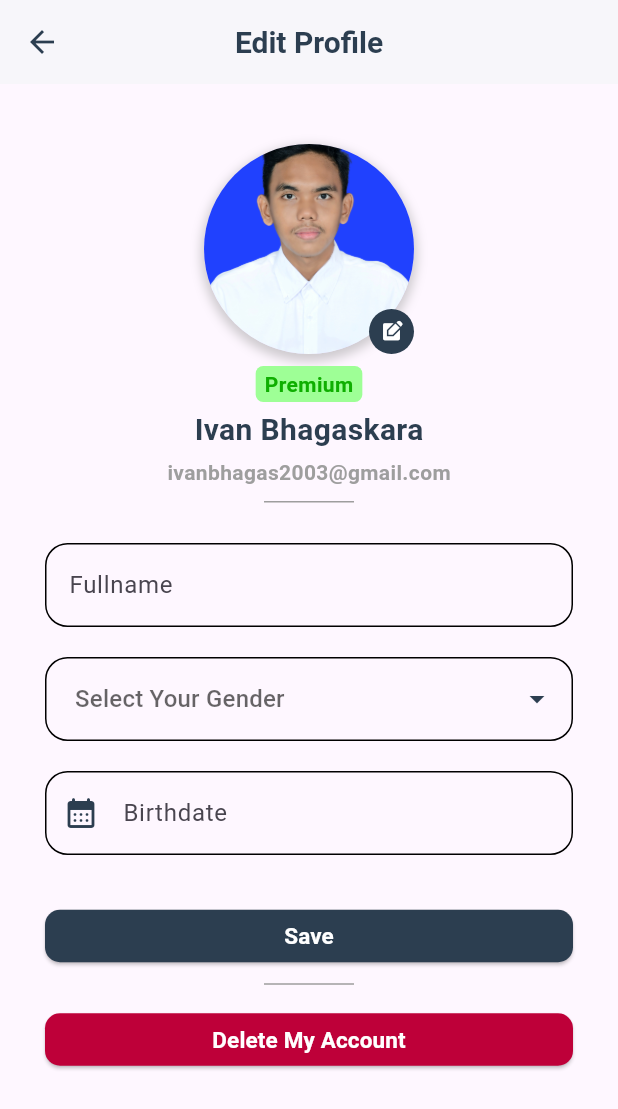
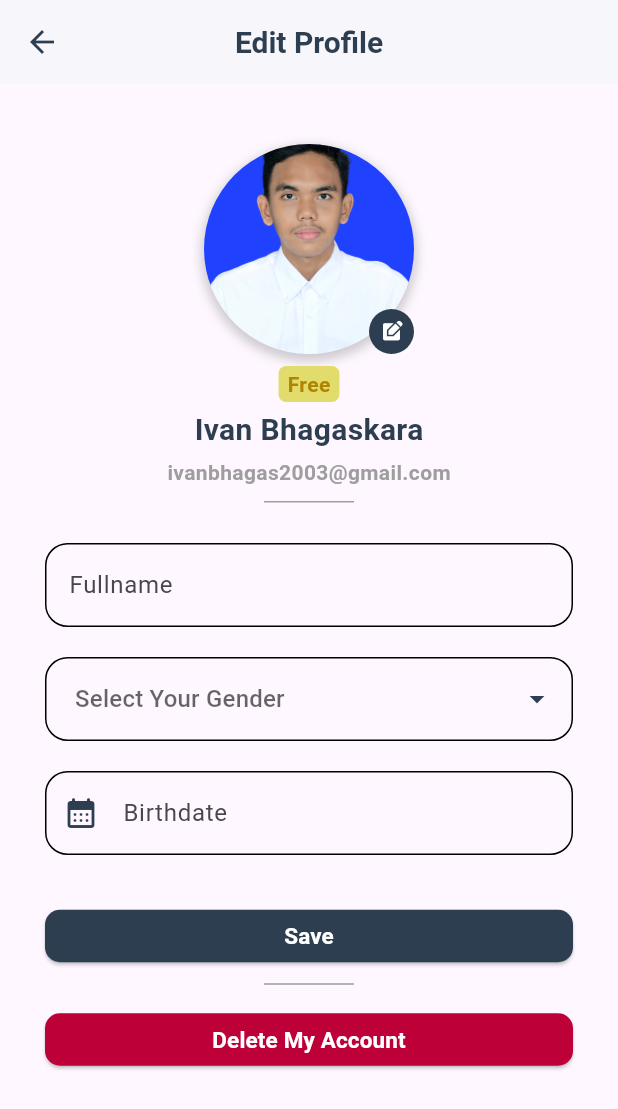
Before and after one commit to Ivanbhagaskara2608/Attendances-Flutter, a Flutter app: the SettingsPage screen opened directly, after a tap on "Edit Profile", on a phone screen of 412 x 824 dp. Shown: the top 1109 px of the screen. Run offline on Flutter 3.47's test engine with Material 3 defaults, Android fonts, the phone set to English and light mode, and no system bars; our stand-ins replace dropdown_button2, font_awesome_flutter; missing offline and left inert: mobile_scanner.

Commit message:
update settings page, drawer

```diff
--- a/lib/model/user.dart
+++ b/lib/model/user.dart
@@ -9,4 +9,4 @@
 }
 
 final userData =
-    User("Ivan Bhagaskara", "ivanbhagas2003@gmail.com", "Male", "26-08-2003", "Premium");
+    User("Ivan Bhagaskara", "ivanbhagas2003@gmail.com", "Male", "26-08-2003", "Free");
--- a/lib/pages/settings_page.dart
+++ b/lib/pages/settings_page.dart
@@ -316,7 +316,6 @@
               ),
             ),
           ),
-          Spacer(),
           Padding(
             padding: const EdgeInsets.symmetric(horizontal: 30, vertical: 20),
             child: ElevatedButton(
--- a/lib/widgets/drawer.dart
+++ b/lib/widgets/drawer.dart
@@ -37,6 +37,14 @@
 
   @override
   Widget build(BuildContext context) {
+    Color typeBackgroundColor = (userData.type == "Free")
+        ? Color.fromRGBO(225, 220, 108, 100)
+        : Color.fromARGB(255, 158, 255, 150);
+
+    Color typeTextColor = (userData.type == "Free")
+        ? Color.fromRGBO(176, 134, 1, 100)
+        : Color.fromARGB(255, 15, 175, 1);
+
     return Drawer(
       child: Column(
         children: [
@@ -55,15 +63,15 @@
                 Spacer(),
                 Container(
                   decoration: BoxDecoration(
-                      color: const Color.fromRGBO(225, 220, 108, 100),
+                      color: typeBackgroundColor,
                       borderRadius: BorderRadius.circular(5)),
                   padding: EdgeInsets.symmetric(horizontal: 6, vertical: 2),
                   child: Text(
-                    "Free",
+                    userData.type,
                     style: TextStyle(
                         fontSize: 14,
                         fontWeight: FontWeight.bold,
-                        color: const Color.fromRGBO(176, 134, 1, 100)),
+                        color: typeTextColor),
                   ),
                 )
               ],
```
